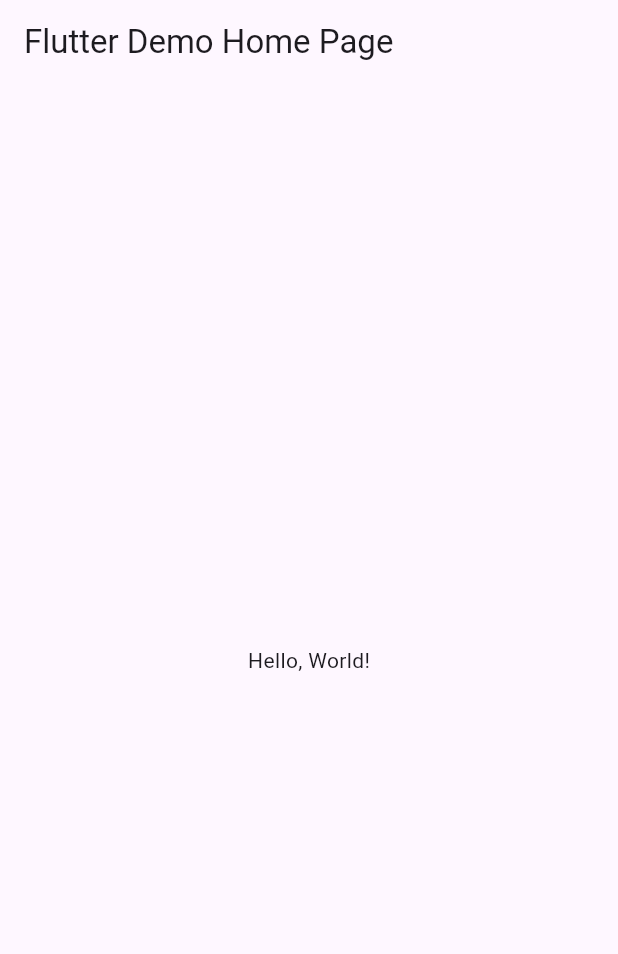
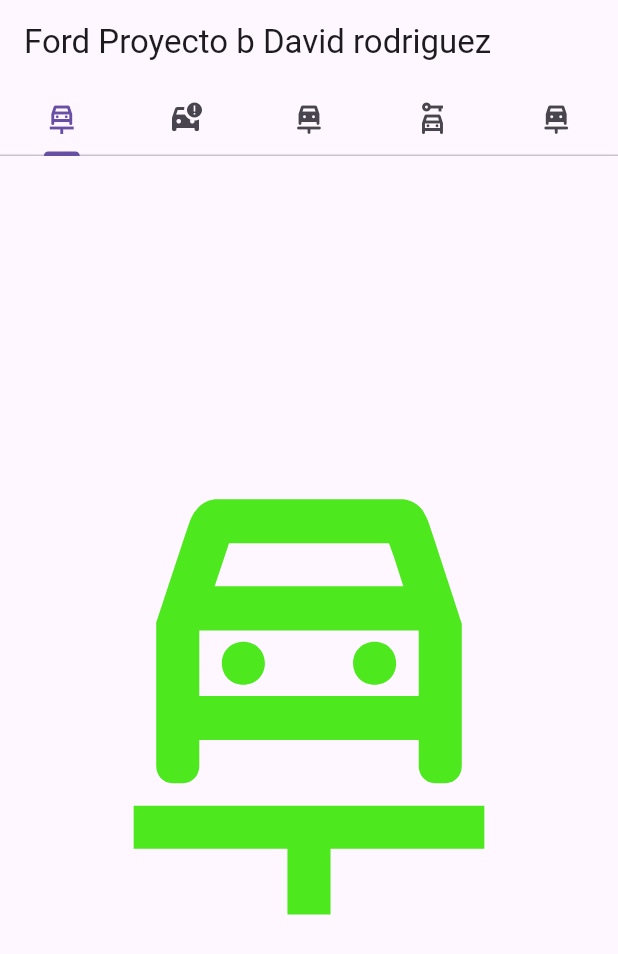
Before and after one commit to OneDavidrdz131/p12-tabbar-b-6j, a Flutter app: the screen it shows after launch, on a phone screen of 412 x 824 dp. Shown: the top 954 px of the screen. Run offline on Flutter 3.47's test engine with Material 3 defaults, Android fonts, the phone set to English and light mode, and no system bars.

Commit message:
version2

```diff
--- a/lib/main.dart
+++ b/lib/main.dart
@@ -1,42 +1,93 @@
 import 'package:flutter/material.dart';
 
-void main() => runApp(MyApp());
+void main() => runApp(const Miapptabbar());
 
-class MyApp extends StatelessWidget {
-  const MyApp({super.key});
-  // This widget is the root of your application.
+class Miapptabbar extends StatelessWidget {
+  const Miapptabbar({Key? key}) : super(key: key);
+
   @override
   Widget build(BuildContext context) {
     return MaterialApp(
-      // Application name
-      title: 'Flutter Hello World',
-      // Application theme data, you can set the colors for the application as
-      // you want
+      debugShowCheckedModeBanner: false,
+      title: "Ejemplo tabbar",
       theme: ThemeData(
-        // useMaterial3: true,
-        primarySwatch: Colors.blue,
+        primaryColor: Colors.blueAccent,
       ),
-      // A widget which will be started on application startup
-      home: MyHomePage(title: 'Flutter Demo Home Page'),
+      home: Mipaginainicial(),
     );
   }
 }
 
-class MyHomePage extends StatelessWidget {
-  final String title;
-  const MyHomePage({super.key, required this.title});
+class Mipaginainicial extends StatefulWidget {
+  const Mipaginainicial({Key? key}) : super(key: key);
 
   @override
+  State<Mipaginainicial> createState() => _MipaginainicialState();
+}
+
+class _MipaginainicialState extends State<Mipaginainicial> {
+  @override
   Widget build(BuildContext context) {
-    return Scaffold(
-      appBar: AppBar(
-        // The title text which will be shown on the action bar
-        title: Text(title),
-      ),
-      body: Center(
-        child: Text(
-          'Hello, World!',
-        ),
+    return DefaultTabController(
+      length: 5,
+      child: Scaffold(
+        appBar: AppBar(
+            title: Text("Ford Proyecto b David rodriguez "),
+            bottom: const TabBar(tabs: [
+              Tab(
+                icon: Icon(Icons.car_repair_outlined),
+              ),
+              Tab(
+                icon: Icon(Icons.car_crash),
+              ),
+              Tab(
+                icon: Icon(Icons.car_repair_rounded),
+              ),
+              Tab(
+                icon: Icon(Icons.car_rental_outlined),
+              ),
+              Tab(
+                icon: Icon(Icons.car_repair_rounded),
+              ),
+            ] //Texto icono,
+                )),
+        body: TabBarView(children: const <Widget>[
+          Center(
+              child: Icon(
+            Icons.car_repair_outlined,
+            size: 350,
+            color: Color(0xff4de91e),
+            semanticLabel: 'Text to announce in accessibility modes',
+          )),
+          Center(
+              child: Icon(
+            Icons.car_crash,
+            size: 350,
+            color: Color(0xff205e0d),
+            semanticLabel: 'Text to announce in accessibility modes',
+          )),
+          Center(
+              child: Icon(
+            Icons.car_repair_rounded,
+            size: 350,
+            color: Color(0xff1ea9e9),
+            semanticLabel: 'Text to announce in accessibility modes',
+          )),
+          Center(
+              child: Icon(
+            Icons.car_rental_outlined,
+            size: 350,
+            color: Color(0xffd04708),
+            semanticLabel: 'Text to announce in accessibility modes',
+          )),
+          Center(
+              child: Icon(
+            Icons.car_repair_rounded,
+            size: 350,
+            color: Color(0xff0040b7),
+            semanticLabel: 'Text to announce in accessibility modes',
+          )),
+        ]),
       ),
     );
   }
```
